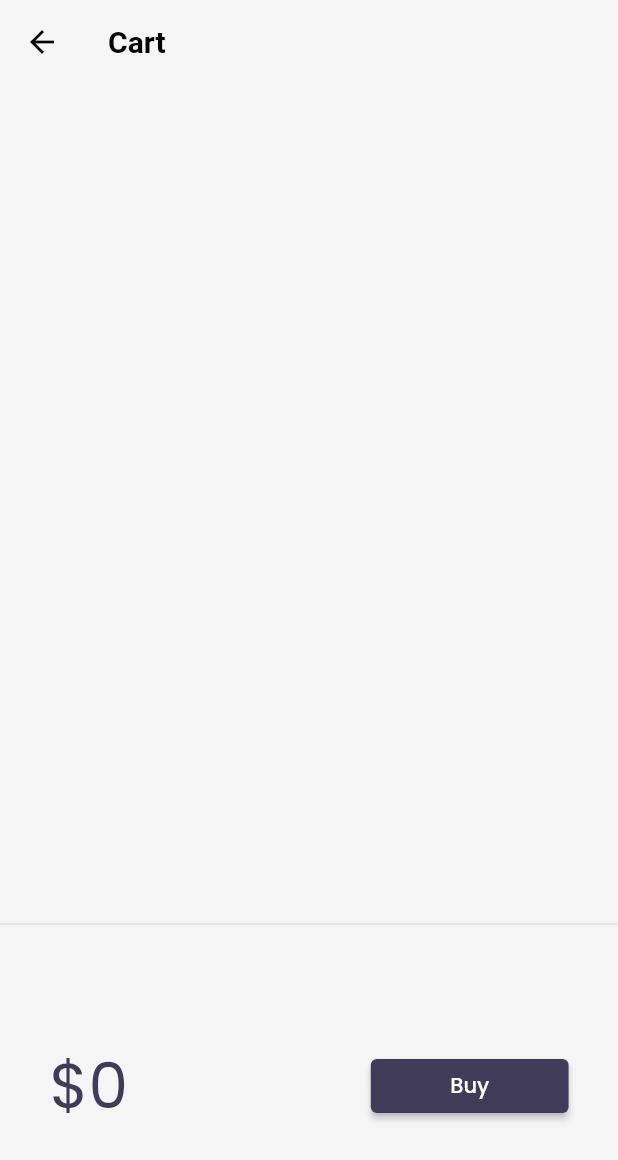
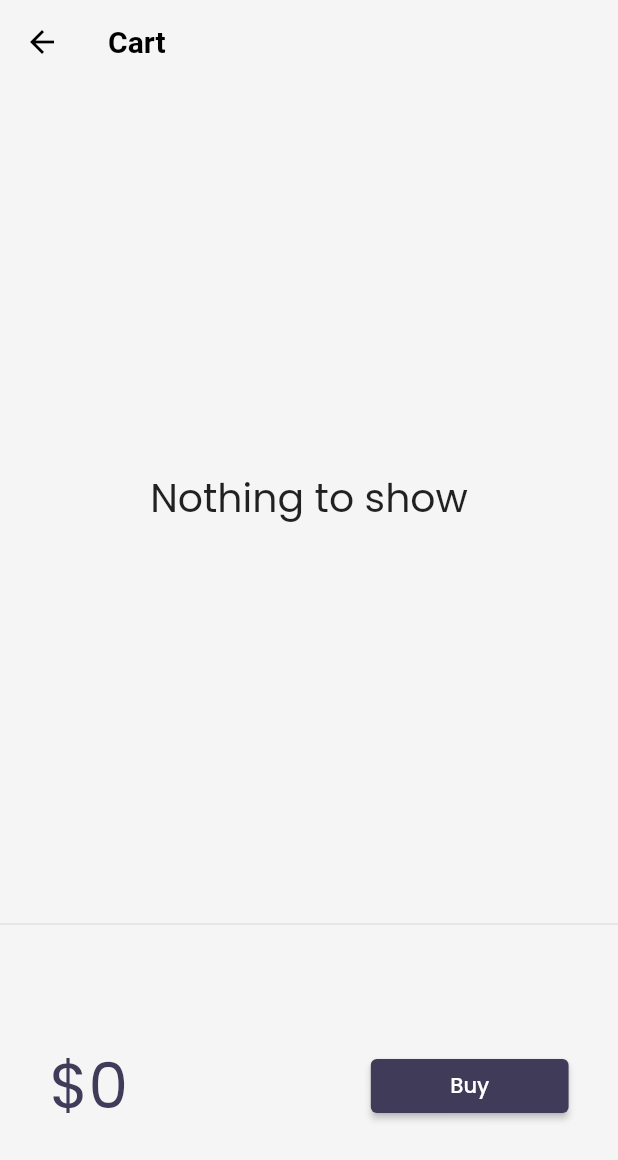
Before and after one commit to CaioNM/CatalogApp, a Flutter app: the screen it shows after launch, after a tap on an icon or button, on a phone screen of 412 x 824 dp. Shown: the top 1160 px of the screen. Run offline on Flutter 3.47's test engine with Material 2 defaults, Android fonts, the phone set to English and light mode, and no system bars; drawn by our look-alikes of velocity_x; our stand-ins replace google_fonts; network calls fail.

Commit message:
Atualização - Save State e Valor Total
Nova funcionalidade para salvar o estado das funções, como botões, assim como atualização constante do valor total dos itens selecionados e/ou excluídos do carrinho. Necessita de correções

```diff
--- /dev/null
+++ b/lib/core/store.dart
@@ -0,0 +1,14 @@
+import 'package:flutter_catalog/models/cart.dart';
+import 'package:flutter_catalog/models/catalog.dart';
+import 'package:velocity_x/velocity_x.dart';
+
+class MyStore extends VxStore {
+  CatalogModel catalog;
+  CartModel cart;
+
+  MyStore() {
+    catalog = CatalogModel();
+    cart = CartModel();
+    cart.catalog = catalog;
+  }
+}
--- a/lib/main.dart
+++ b/lib/main.dart
@@ -1,12 +1,14 @@
 import 'package:flutter/material.dart';
+import 'package:flutter_catalog/core/store.dart';
 import 'package:flutter_catalog/pages/cart_page.dart';
 import 'package:flutter_catalog/pages/home.dart';
 import 'package:flutter_catalog/pages/login.dart';
 import 'package:flutter_catalog/pages/utils/routes.dart';
 import 'package:flutter_catalog/widgets/themes.dart';
+import 'package:velocity_x/velocity_x.dart';
 
 void main() {
-  runApp(MyApp());
+  runApp(VxState(store: MyStore(), child: MyApp()));
 }
 
 class MyApp extends StatelessWidget {
--- a/lib/models/cart.dart
+++ b/lib/models/cart.dart
@@ -1,11 +1,8 @@
+import 'package:flutter_catalog/core/store.dart';
 import 'package:flutter_catalog/models/catalog.dart';
+import 'package:velocity_x/velocity_x.dart';
 
 class CartModel {
-  static final cartModel = CartModel._internal();
-
-  CartModel._internal();
-  factory CartModel() => cartModel;
-
   // catalog field
   late CatalogModel _catalog;
 
@@ -26,16 +23,24 @@ class CartModel {
   // Get total price
   num get totalPrice =>
       items.fold(0, (total, current) => total + current.price);
+}
 
-  // Add Item
+class AddMutation extends VxMutation<MyStore> {
+  final Item item;
 
-  void add(Item item) {
-    _itemIds.add(item.id);
-  }
-
-  // Remove Item
-
-  void remove(Item item) {
-    _itemIds.remove(item.id);
+  AddMutation(this.item);
+  @override
+  perform() {
+    store!.cart._itemIds.add(item.id);
   }
 }
+
+class RemoveMutation extends VxMutation<MyStore> {
+  final Item item;
+
+  RemoveMutation(this.item);
+  @override
+  perform() {
+    store!.cart._itemIds.remove(item.id);
+  }
+}
--- a/lib/models/catalog.dart
+++ b/lib/models/catalog.dart
@@ -1,10 +1,6 @@
 import 'dart:convert';
 
 class CatalogModel {
-  static final catModel = CatalogModel._internal();
-  CatalogModel._internal();
-  factory CatalogModel() => catModel;
-
   static List<Item> items = [];
 
   //Recupera o item pelo ID
--- a/lib/pages/cart_page.dart
+++ b/lib/pages/cart_page.dart
@@ -1,4 +1,5 @@
 import 'package:flutter/material.dart';
+import 'package:flutter_catalog/core/store.dart';
 import 'package:flutter_catalog/widgets/themes.dart';
 import 'package:velocity_x/velocity_x.dart';
 import 'package:flutter_catalog/models/cart.dart';
@@ -26,22 +27,27 @@ class CartPage extends StatelessWidget {
 class _CartTotal extends StatelessWidget {
   @override
   Widget build(BuildContext context) {
-    final _cart = CartModel();
+    final CartModel _cart = (VxState.store as MyStore).cart;
     return SizedBox(
       height: 200,
       child: Row(
         mainAxisAlignment: MainAxisAlignment.spaceAround,
         children: [
-          "\$${_cart.totalPrice}"
+          VxBuilder(
+            mutations: {RemoveMutation},
+             builder: (context, _, __) {
+              return "\$${_cart.totalPrice}"
                   .text
                   .xl5
                   .color(context.theme.colorScheme.primary)
-              .make(),
+                  .make();
+            },
+          ),
           30.widthBox,
           ElevatedButton(
             onPressed: () {
               ScaffoldMessenger.of(context).showSnackBar(SnackBar(
-                content: "Buying not supported yet".text.make(),
+                content: "Buying not supported yet.".text.make(),
               ));
             },
             style: ButtonStyle(
@@ -55,22 +61,20 @@ class _CartTotal extends StatelessWidget {
   }
 }
 
-class _CartList extends StatefulWidget {
-  @override
-  State<_CartList> createState() => _CartListState();
-}
-
-class _CartListState extends State<_CartList> {
-  final _cart = CartModel();
+class _CartList extends StatelessWidget {
   @override
   Widget build(BuildContext context) {
-    return ListView.builder(
-      itemCount: _cart.items.length,
+    VxState.watch(context, on: [RemoveMutation]);
+    final CartModel _cart = (VxState.store as MyStore).cart;
+    return _cart.items.isEmpty
+        ? "Nothing to show".text.xl3.makeCentered()
+        : ListView.builder(
+            itemCount: _cart.items?.length,
             itemBuilder: (context, index) => ListTile(
               leading: Icon(Icons.done),
               trailing: IconButton(
                 icon: Icon(Icons.remove_circle_outline),
-          onPressed: () {},
+                onPressed: () => RemoveMutation(_cart.items[index]),
               ),
               title: _cart.items[index].name.text.make(),
             ),
--- a/lib/pages/home.dart
+++ b/lib/pages/home.dart
@@ -6,7 +6,6 @@ import "package:flutter_catalog/models/catalog.dart";
 import 'package:flutter_catalog/pages/utils/routes.dart';
 import 'package:flutter_catalog/widgets/home_widgets/catalog_header.dart';
 import 'package:flutter_catalog/widgets/home_widgets/catalog_list.dart';
-import "package:flutter_catalog/widgets/themes.dart";
 import 'package:velocity_x/velocity_x.dart';
 
 class HomePage extends StatefulWidget {
--- /dev/null
+++ b/lib/widgets/home_widgets/add_to_cart.dart
@@ -0,0 +1,37 @@
+import 'package:flutter/cupertino.dart';
+import 'package:flutter/material.dart';
+import 'package:flutter_catalog/core/store.dart';
+import 'package:flutter_catalog/models/cart.dart';
+import 'package:flutter_catalog/models/catalog.dart';
+import 'package:velocity_x/velocity_x.dart';
+
+class AddToCart extends StatelessWidget {
+  final Item catalog;
+  AddToCart({
+    super.key,
+    required this.catalog,
+  });
+
+  @override
+  Widget build(BuildContext context) {
+    VxState.watch(context, on: [AddMutation, RemoveMutation]);
+    final CartModel _cart = (VxState.store as MyStore).cart;
+    bool isInCart = _cart.items.contains(catalog);
+    return ElevatedButton(
+      onPressed: () {
+        if (isInCart) {
+          AddMutation(catalog);
+        }
+      },
+      style: ButtonStyle(
+        backgroundColor: MaterialStateProperty.all(
+          context.theme.highlightColor,
+        ),
+        shape: MaterialStateProperty.all(
+          StadiumBorder(),
+        ),
+      ),
+      child: isInCart ? Icon(Icons.done) : Icon(CupertinoIcons.cart_badge_plus),
+    );
+  }
+}
--- a/lib/widgets/home_widgets/catalog_list.dart
+++ b/lib/widgets/home_widgets/catalog_list.dart
@@ -1,11 +1,10 @@
 import 'package:flutter/material.dart';
-import 'package:flutter_catalog/models/cart.dart';
 import 'package:flutter_catalog/models/catalog.dart';
 import 'package:flutter_catalog/pages/home_detail_page.dart';
+import 'package:flutter_catalog/widgets/home_widgets/add_to_cart.dart';
 import 'package:flutter_catalog/widgets/home_widgets/catalog_image.dart';
 import 'package:flutter_catalog/widgets/themes.dart';
 import 'package:velocity_x/velocity_x.dart';
-import 'package:flutter_flavorizr/flutter_flavorizr.dart';
 
 class CatalogList extends StatelessWidget {
   @override
@@ -59,7 +58,7 @@ class CatalogItem extends StatelessWidget {
                   buttonPadding: EdgeInsets.zero,
                   children: [
                     "\$${catalog.price}".text.bold.xl.make(),
-                    _AddToCart(catalog: catalog),
+                    AddToCart(catalog: catalog),
                   ],
                 ).pOnly(right: 8.0)
               ],
@@ -70,40 +69,3 @@ class CatalogItem extends StatelessWidget {
     ).color(context.cardColor).rounded.square(150).make().py16();
   }
 }
-
-class _AddToCart extends StatefulWidget {
-  final Item catalog;
-  const _AddToCart({
-    super.key,
-    required this.catalog,
-  });
-
-  @override
-  State<_AddToCart> createState() => _AddToCartState();
-}
-
-class _AddToCartState extends State<_AddToCart> {
-  bool isAdded = false;
-
-  @override
-  Widget build(BuildContext context) {
-    return ElevatedButton(
-        onPressed: () {
-          isAdded = isAdded.toggle();
-          final _catalog = CatalogModel();
-          final _cart = CartModel();
-          _cart.catalog = _catalog;
-          _cart.add(widget.catalog);
-          setState(() {});
-        },
-        style: ButtonStyle(
-          backgroundColor: MaterialStateProperty.all(
-            context.theme.highlightColor,
-          ),
-          shape: MaterialStateProperty.all(
-            StadiumBorder(),
-          ),
-        ),
-        child: isAdded ? Icon(Icons.done) : "Add to cart".text.white.make());
-  }
-}
```
Also changed, not shown: lib/pages/home_detail_page.dart (+2 -8 lines). Lines whose indentation alone changed are shown as unchanged.
